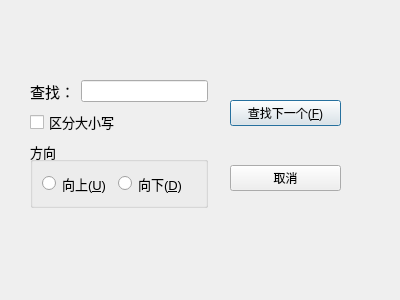
leeonbeans/QT_learning, file LeesNotepad/searchdialog.ui: the form before one commit.
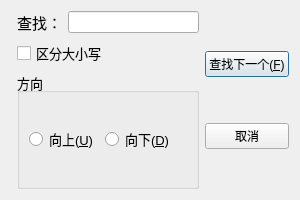
The form after the commit.

Commit message: add the third dialog(replacedialog) and finish the all dialog.

What changed in the file:
```diff
--- a/LeesNotepad/searchdialog.ui
+++ b/LeesNotepad/searchdialog.ui
@@ -6,23 +6,121 @@
    <rect>
     <x>0</x>
     <y>0</y>
-    <width>400</width>
-    <height>300</height>
+    <width>300</width>
+    <height>200</height>
    </rect>
   </property>
+  <property name="sizePolicy">
+   <sizepolicy hsizetype="Preferred" vsizetype="Preferred">
+    <horstretch>0</horstretch>
+    <verstretch>0</verstretch>
+   </sizepolicy>
+  </property>
+  <property name="minimumSize">
+   <size>
+    <width>300</width>
+    <height>200</height>
+   </size>
+  </property>
   <property name="windowTitle">
    <string>Dialog</string>
   </property>
-  <widget class="QWidget" name="">
-   <property name="geometry">
-    <rect>
-     <x>30</x>
-     <y>80</y>
-     <width>178</width>
-     <height>128</height>
-    </rect>
-   </property>
+  <layout class="QFormLayout" name="formLayout_2">
+   <item row="0" column="1">
+    <layout class="QGridLayout" name="gridLayout">
+     <property name="sizeConstraint">
+      <enum>QLayout::SizeConstraint::SetMaximumSize</enum>
+     </property>
+     <item row="0" column="1">
+      <layout class="QVBoxLayout" name="verticalLayout_2">
+       <property name="sizeConstraint">
+        <enum>QLayout::SizeConstraint::SetMinAndMaxSize</enum>
+       </property>
+       <item>
+        <spacer name="verticalSpacer_6">
+         <property name="orientation">
+          <enum>Qt::Orientation::Vertical</enum>
+         </property>
+         <property name="sizeHint" stdset="0">
+          <size>
+           <width>20</width>
+           <height>40</height>
+          </size>
+         </property>
+        </spacer>
+       </item>
+       <item>
+        <widget class="QPushButton" name="btnFindNext">
+         <property name="sizePolicy">
+          <sizepolicy hsizetype="Preferred" vsizetype="Fixed">
+           <horstretch>0</horstretch>
+           <verstretch>0</verstretch>
+          </sizepolicy>
+         </property>
+         <property name="text">
+          <string>查找下一个(&amp;F)</string>
+         </property>
+        </widget>
+       </item>
+       <item>
+        <spacer name="verticalSpacer_7">
+         <property name="orientation">
+          <enum>Qt::Orientation::Vertical</enum>
+         </property>
+         <property name="sizeHint" stdset="0">
+          <size>
+           <width>20</width>
+           <height>40</height>
+          </size>
+         </property>
+        </spacer>
+       </item>
+       <item>
+        <widget class="QPushButton" name="btnCancel">
+         <property name="sizePolicy">
+          <sizepolicy hsizetype="Preferred" vsizetype="Fixed">
+           <horstretch>0</horstretch>
+           <verstretch>0</verstretch>
+          </sizepolicy>
+         </property>
+         <property name="text">
+          <string>取消</string>
+         </property>
+        </widget>
+       </item>
+       <item>
+        <spacer name="verticalSpacer_8">
+         <property name="orientation">
+          <enum>Qt::Orientation::Vertical</enum>
+         </property>
+         <property name="sizeHint" stdset="0">
+          <size>
+           <width>20</width>
+           <height>40</height>
+          </size>
+         </property>
+        </spacer>
+       </item>
+      </layout>
+     </item>
+     <item row="0" column="0">
    <layout class="QVBoxLayout" name="verticalLayout">
+       <property name="sizeConstraint">
+        <enum>QLayout::SizeConstraint::SetMinAndMaxSize</enum>
+       </property>
+       <item>
+        <spacer name="verticalSpacer_5">
+         <property name="orientation">
+          <enum>Qt::Orientation::Vertical</enum>
+         </property>
+         <property name="sizeHint" stdset="0">
+          <size>
+           <width>20</width>
+           <height>40</height>
+          </size>
+         </property>
+        </spacer>
+       </item>
     <item>
      <layout class="QHBoxLayout" name="horizontalLayout_2">
       <item>
@@ -42,6 +140,19 @@
       </item>
      </layout>
     </item>
+       <item>
+        <spacer name="verticalSpacer_4">
+         <property name="orientation">
+          <enum>Qt::Orientation::Vertical</enum>
+         </property>
+         <property name="sizeHint" stdset="0">
+          <size>
+           <width>20</width>
+           <height>40</height>
+          </size>
+         </property>
+        </spacer>
+       </item>
     <item>
      <widget class="QCheckBox" name="cbCaseSensitive">
       <property name="font">
@@ -54,6 +165,19 @@
       </property>
      </widget>
     </item>
+       <item>
+        <spacer name="verticalSpacer_3">
+         <property name="orientation">
+          <enum>Qt::Orientation::Vertical</enum>
+         </property>
+         <property name="sizeHint" stdset="0">
+          <size>
+           <width>20</width>
+           <height>40</height>
+          </size>
+         </property>
+        </spacer>
+       </item>
     <item>
      <widget class="QGroupBox" name="groupBox">
       <property name="font">
@@ -65,7 +189,7 @@
        <string>方向</string>
       </property>
       <layout class="QFormLayout" name="formLayout">
-       <item row="0" column="0">
+          <item row="1" column="0">
         <layout class="QHBoxLayout" name="horizontalLayout">
          <item>
           <widget class="QRadioButton" name="rbUptoSearch">
@@ -83,29 +207,7 @@
          </item>
         </layout>
        </item>
-      </layout>
-     </widget>
-    </item>
-   </layout>
-  </widget>
-  <widget class="QWidget" name="">
-   <property name="geometry">
-    <rect>
-     <x>230</x>
-     <y>100</y>
-     <width>111</width>
-     <height>91</height>
-    </rect>
-   </property>
-   <layout class="QVBoxLayout" name="verticalLayout_2">
-    <item>
-     <widget class="QPushButton" name="btnFindNext">
-      <property name="text">
-       <string>查找下一个(&amp;F)</string>
-      </property>
-     </widget>
-    </item>
-    <item>
+          <item row="2" column="0">
      <spacer name="verticalSpacer">
       <property name="orientation">
        <enum>Qt::Orientation::Vertical</enum>
@@ -118,15 +220,27 @@
       </property>
      </spacer>
     </item>
-    <item>
-     <widget class="QPushButton" name="btnCancel">
-      <property name="text">
-       <string>取消</string>
-      </property>
-     </widget>
+          <item row="0" column="0">
+           <spacer name="verticalSpacer_2">
+            <property name="orientation">
+             <enum>Qt::Orientation::Vertical</enum>
+            </property>
+            <property name="sizeHint" stdset="0">
+             <size>
+              <width>20</width>
+              <height>40</height>
+             </size>
+            </property>
+           </spacer>
     </item>
    </layout>
   </widget>
+       </item>
+      </layout>
+     </item>
+    </layout>
+   </item>
+  </layout>
  </widget>
  <resources/>
  <connections/>
```
Left out of the diff: 2 changed lines with no effect on the pictures. Lines whose indentation alone changed are shown as unchanged. The commit also changes 7 other files.
